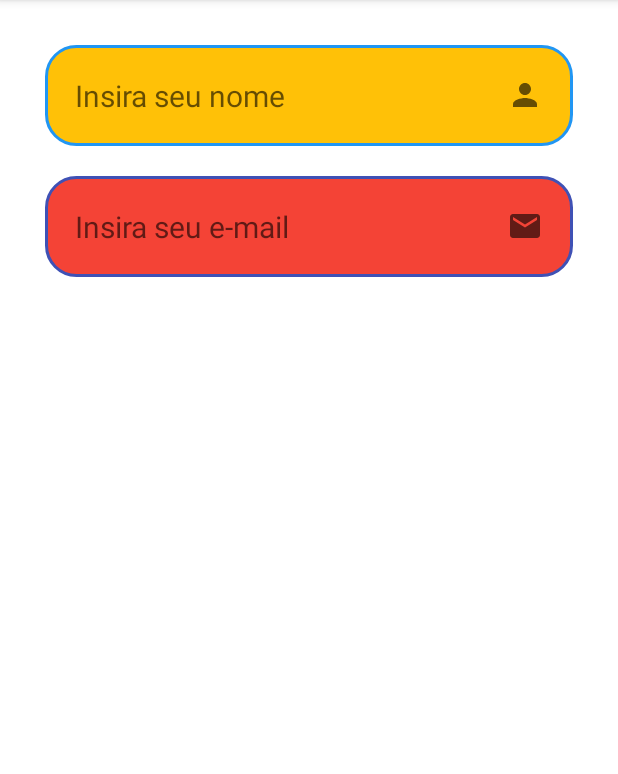
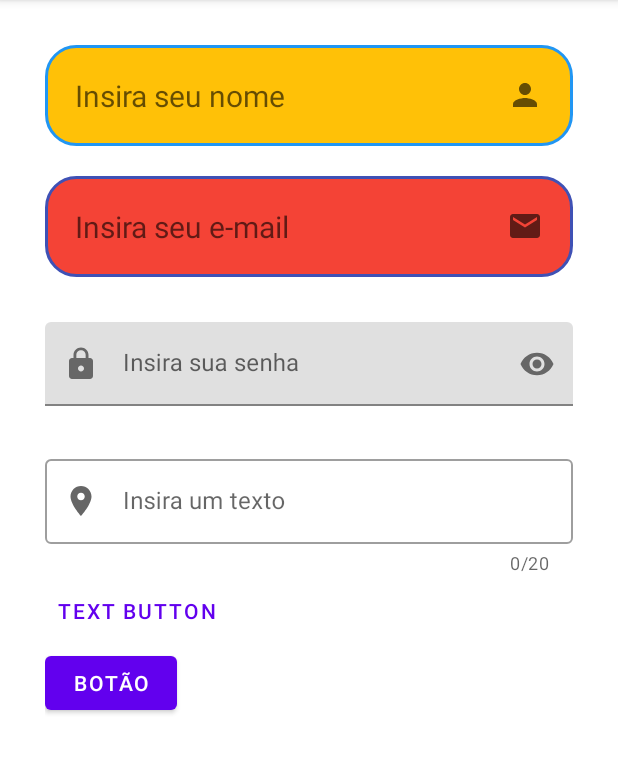
Before and after one commit to lndsilva/EditTextPropApp, an Android app: the screen it shows after launch (MainActivity), on a phone screen of 412 x 824 dp, the part 84-858 px from its top. Run offline under Robolectric (Android 15) with nearby library versions, the phone set to English and light mode, and no system bars.

Commit message:
Material Designer

```diff
--- /dev/null
+++ b/app/src/main/res/drawable/ic_baseline_location_on.xml
@@ -0,0 +1,10 @@
+<vector xmlns:android="http://schemas.android.com/apk/res/android"
+    android:width="24dp"
+    android:height="24dp"
+    android:viewportWidth="24"
+    android:viewportHeight="24"
+    android:tint="?attr/colorControlNormal">
+  <path
+      android:fillColor="@android:color/white"
+      android:pathData="M12,2C8.13,2 5,5.13 5,9c0,5.25 7,13 7,13s7,-7.75 7,-13c0,-3.87 -3.13,-7 -7,-7zM12,11.5c-1.38,0 -2.5,-1.12 -2.5,-2.5s1.12,-2.5 2.5,-2.5 2.5,1.12 2.5,2.5 -1.12,2.5 -2.5,2.5z"/>
+</vector>
--- /dev/null
+++ b/app/src/main/res/drawable/ic_baseline_lock.xml
@@ -0,0 +1,10 @@
+<vector xmlns:android="http://schemas.android.com/apk/res/android"
+    android:width="24dp"
+    android:height="24dp"
+    android:viewportWidth="24"
+    android:viewportHeight="24"
+    android:tint="?attr/colorControlNormal">
+  <path
+      android:fillColor="@android:color/white"
+      android:pathData="M18,8h-1L17,6c0,-2.76 -2.24,-5 -5,-5S7,3.24 7,6v2L6,8c-1.1,0 -2,0.9 -2,2v10c0,1.1 0.9,2 2,2h12c1.1,0 2,-0.9 2,-2L20,10c0,-1.1 -0.9,-2 -2,-2zM12,17c-1.1,0 -2,-0.9 -2,-2s0.9,-2 2,-2 2,0.9 2,2 -0.9,2 -2,2zM15.1,8L8.9,8L8.9,6c0,-1.71 1.39,-3.1 3.1,-3.1 1.71,0 3.1,1.39 3.1,3.1v2z"/>
+</vector>
--- a/app/src/main/res/layout/activity_main.xml
+++ b/app/src/main/res/layout/activity_main.xml
@@ -19,9 +19,9 @@
         android:textSize="20sp" />
 
     <EditText
-        android:layout_marginTop="20dp"
         android:layout_width="match_parent"
         android:layout_height="wrap_content"
+        android:layout_marginTop="20dp"
         android:background="@drawable/borda_caixa_texto_email"
         android:drawableRight="@drawable/ic_baseline_mail"
         android:hint="Insira seu e-mail"
@@ -29,6 +29,54 @@
         android:padding="20dp"
         android:textSize="20sp" />
 
+    <com.google.android.material.textfield.TextInputLayout
+        android:id="@+id/txtSenha"
+        android:layout_width="match_parent"
+        android:layout_height="wrap_content"
+        android:layout_marginTop="30dp"
+        android:hint="Insira sua senha"
+        app:endIconMode="password_toggle"
+        app:startIconContentDescription="Icone do cadeado"
+        app:startIconDrawable="@drawable/ic_baseline_lock">
 
+        <com.google.android.material.textfield.TextInputEditText
+            android:layout_width="match_parent"
+            android:layout_height="wrap_content"
+            android:inputType="textPassword" />
+    </com.google.android.material.textfield.TextInputLayout>
+
+    <com.google.android.material.textfield.TextInputLayout
+        android:id="@+id/txtTexto"
+        style="@style/Widget.MaterialComponents.TextInputLayout.OutlinedBox"
+        android:layout_width="match_parent"
+        android:layout_height="wrap_content"
+        android:layout_marginTop="30dp"
+        android:hint="Insira um texto"
+        app:counterEnabled="true"
+        app:counterMaxLength="20"
+        app:endIconMode="clear_text"
+        app:errorEnabled="true"
+        app:startIconContentDescription="Icone de limpar"
+        app:startIconDrawable="@drawable/ic_baseline_location_on">
+
+        <com.google.android.material.textfield.TextInputEditText
+            android:layout_width="match_parent"
+            android:layout_height="wrap_content"
+            android:inputType="textPersonName" />
+    </com.google.android.material.textfield.TextInputLayout>
+
+    <Button
+        android:id="@+id/btnTexto"
+        style="@style/Widget.MaterialComponents.Button.TextButton"
+        android:layout_width="wrap_content"
+        android:layout_height="wrap_content"
+        android:text="Text Button" />
+
+    <Button
+        android:id="@+id/btnBotao"
+        style="@style/Widget.MaterialComponents.Button"
+        android:layout_width="wrap_content"
+        android:layout_height="wrap_content"
+        android:text="Botão" />
 
 </LinearLayout>
```
Also changed, not shown: gradle/wrapper/gradle-wrapper.properties.
